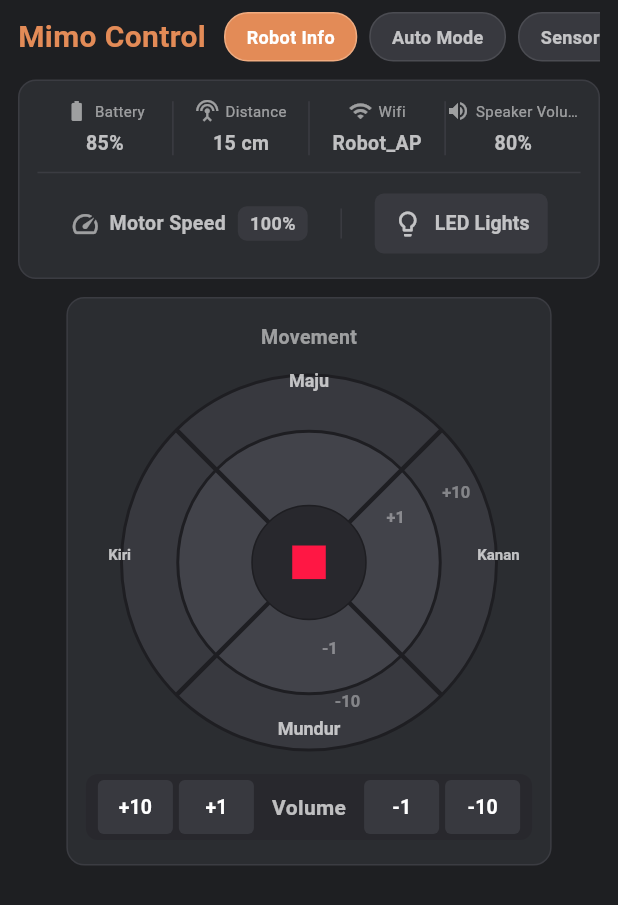
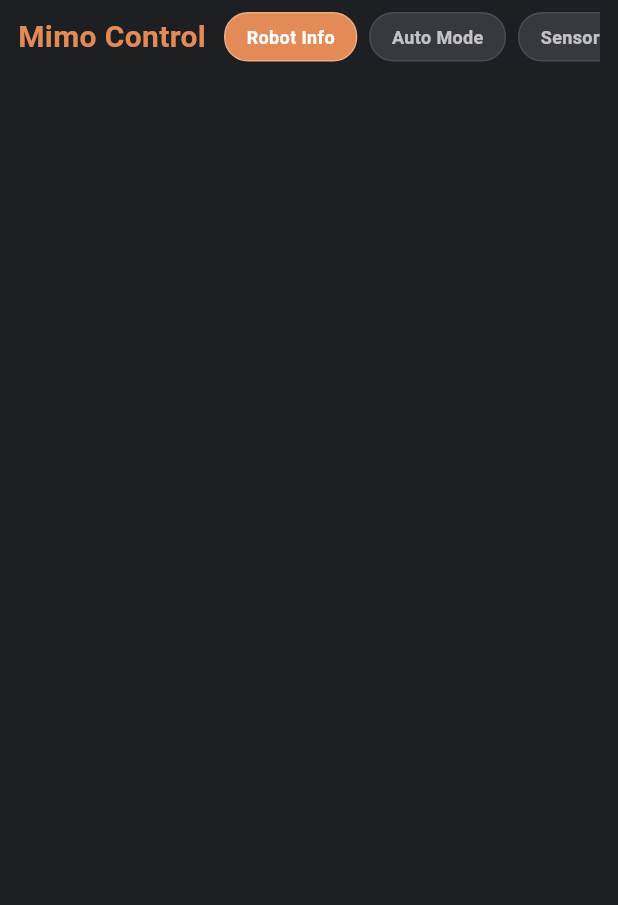
Before and after one commit to nixon42/flutter_mimo, a Flutter app: the screen it shows after launch, on a phone screen of 412 x 824 dp. Shown: the top 905 px of the screen. Run offline on Flutter 3.47's test engine with Material 3 defaults, Android fonts, the phone set to English and light mode, and no system bars; our stand-ins replace flutter_contacts, fluttertoast, permission_handler, platform, shared_preferences; missing offline and left inert: android_intent_plus, flutter_foreground_task, mqtt_client.

Commit message:
reduce activaTab

```diff
--- a/lib/presentation/ui/screens/dashboard_screen.dart
+++ b/lib/presentation/ui/screens/dashboard_screen.dart
@@ -95,37 +95,37 @@ class _DashboardScreenState extends State<DashboardScreen> {
     final activeTab = context.select<CompanionState, String>((state) => state.activeTab);
 
     switch (activeTab) {
-      case 'Robot Info':
-        if (isLandscape) {
-          return Row(
-            crossAxisAlignment: CrossAxisAlignment.start,
-            children: [
-              Expanded(
-                flex: 4,
-                child: _buildStatusCard(isLandscape: true),
-              ),
-              const SizedBox(width: 12),
-              Expanded(
-                flex: 5,
-                child: _buildAxisControlCard(isLandscape: false),
-              ),
-            ],
-          );
-        } else {
-          return Column(
-            children: [
-              _buildStatusCard(isLandscape: false),
-              const SizedBox(height: 12),
-              _buildAxisControlCard(isLandscape: false),
-            ],
-          );
-        }
+      // case 'Robot Info':
+      //   if (isLandscape) {
+      //     return Row(
+      //       crossAxisAlignment: CrossAxisAlignment.start,
+      //       children: [
+      //         Expanded(
+      //           flex: 4,
+      //           child: _buildStatusCard(isLandscape: true),
+      //         ),
+      //         const SizedBox(width: 12),
+      //         Expanded(
+      //           flex: 5,
+      //           child: _buildAxisControlCard(isLandscape: false),
+      //         ),
+      //       ],
+      //     );
+      //   } else {
+      //     return Column(
+      //       children: [
+      //         _buildStatusCard(isLandscape: false),
+      //         const SizedBox(height: 12),
+      //         _buildAxisControlCard(isLandscape: false),
+      //       ],
+      //     );
+      //   }
       case 'Auto Mode':
         return const CarCompanionCard();
-      case 'Sensors':
-        return _buildPlaceholderPanel('Sensors Panel\nComing Soon');
-      case 'Calibration':
-        return _buildPlaceholderPanel('Calibration Panel\nComing Soon');
+      // case 'Sensors':
+      //   return _buildPlaceholderPanel('Sensors Panel\nComing Soon');
+      // case 'Calibration':
+      //   return _buildPlaceholderPanel('Calibration Panel\nComing Soon');
       case 'Debug Tools':
         return const DebugToolsPanel();
       default:
```
Also changed, not shown: 1 other file.
